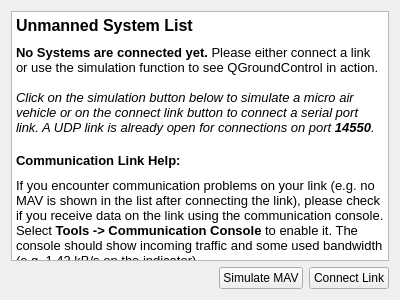
Before: the Qt Designer form src/ui/uas/QGCUnconnectedInfoWidget.ui in mavlink/qgroundcontrol, drawn with Qt 5.
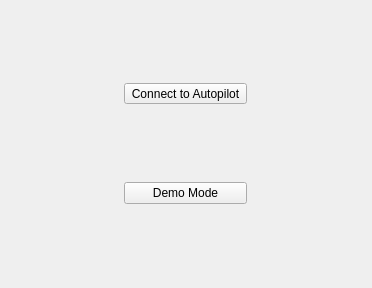
After: the same form once the commit is applied. Icons and pictures are not drawn.

```diff
--- a/src/ui/uas/QGCUnconnectedInfoWidget.ui
+++ b/src/ui/uas/QGCUnconnectedInfoWidget.ui
@@ -6,75 +6,47 @@
    <rect>
     <x>0</x>
     <y>0</y>
-    <width>400</width>
-    <height>300</height>
+    <width>372</width>
+    <height>288</height>
    </rect>
   </property>
   <property name="windowTitle">
    <string>Form</string>
   </property>
-  <layout class="QGridLayout" name="gridLayout">
-   <item row="0" column="0" colspan="3">
-    <widget class="QTextEdit" name="textEdit">
-     <property name="verticalScrollBarPolicy">
-      <enum>Qt::ScrollBarAlwaysOff</enum>
-     </property>
-     <property name="horizontalScrollBarPolicy">
-      <enum>Qt::ScrollBarAlwaysOff</enum>
-     </property>
-     <property name="autoFormatting">
-      <set>QTextEdit::AutoAll</set>
-     </property>
-     <property name="undoRedoEnabled">
-      <bool>false</bool>
-     </property>
-     <property name="readOnly">
-      <bool>true</bool>
-     </property>
-     <property name="html">
-      <string>&lt;!DOCTYPE HTML PUBLIC &quot;-//W3C//DTD HTML 4.0//EN&quot; &quot;http://www.w3.org/TR/REC-html40/strict.dtd&quot;&gt;
-&lt;html&gt;&lt;head&gt;&lt;meta name=&quot;qrichtext&quot; content=&quot;1&quot; /&gt;&lt;style type=&quot;text/css&quot;&gt;
-p, li { white-space: pre-wrap; }
-&lt;/style&gt;&lt;/head&gt;&lt;body style=&quot; font-family:'Ubuntu'; font-size:11pt; font-weight:400; font-style:normal;&quot;&gt;
-&lt;table border=&quot;0&quot; style=&quot;-qt-table-type: root; margin-top:4px; margin-bottom:4px; margin-left:4px; margin-right:4px;&quot;&gt;
-&lt;tr&gt;
-&lt;td style=&quot;border: none;&quot;&gt;
-&lt;p style=&quot; margin-top:0px; margin-bottom:0px; margin-left:0px; margin-right:0px; -qt-block-indent:0; text-indent:0px;&quot;&gt;&lt;span style=&quot; font-size:12pt; font-weight:600;&quot;&gt;Unmanned System List&lt;/span&gt;&lt;/p&gt;
-&lt;p style=&quot;-qt-paragraph-type:empty; margin-top:0px; margin-bottom:0px; margin-left:0px; margin-right:0px; -qt-block-indent:0; text-indent:0px; font-size:6pt; font-weight:600;&quot;&gt;&lt;/p&gt;
-&lt;p style=&quot; margin-top:0px; margin-bottom:0px; margin-left:0px; margin-right:0px; -qt-block-indent:0; text-indent:0px;&quot;&gt;&lt;span style=&quot; font-size:10pt; font-weight:600;&quot;&gt;No Systems are connected yet.&lt;/span&gt;&lt;span style=&quot; font-size:10pt;&quot;&gt; Please either connect a link or use the simulation function to see QGroundControl in action.&lt;/span&gt;&lt;/p&gt;
-&lt;p style=&quot;-qt-paragraph-type:empty; margin-top:0px; margin-bottom:0px; margin-left:0px; margin-right:0px; -qt-block-indent:0; text-indent:0px; font-size:10pt;&quot;&gt;&lt;/p&gt;
-&lt;p style=&quot; margin-top:0px; margin-bottom:0px; margin-left:0px; margin-right:0px; -qt-block-indent:0; text-indent:0px;&quot;&gt;&lt;span style=&quot; font-size:10pt; font-style:italic;&quot;&gt;Click on the simulation button below to simulate a micro air vehicle or on the connect link button to connect a serial port link. A UDP link is already open for connections on port &lt;/span&gt;&lt;span style=&quot; font-size:10pt; font-weight:600; font-style:italic;&quot;&gt;14550&lt;/span&gt;&lt;span style=&quot; font-size:10pt; font-style:italic;&quot;&gt;.&lt;/span&gt;&lt;/p&gt;
-&lt;p style=&quot;-qt-paragraph-type:empty; margin-top:0px; margin-bottom:0px; margin-left:0px; margin-right:0px; -qt-block-indent:0; text-indent:0px; font-style:italic;&quot;&gt;&lt;/p&gt;
-&lt;p style=&quot; margin-top:0px; margin-bottom:0px; margin-left:0px; margin-right:0px; -qt-block-indent:0; text-indent:0px;&quot;&gt;&lt;span style=&quot; font-size:10pt; font-weight:600;&quot;&gt;Communication Link Help:&lt;/span&gt;&lt;/p&gt;
-&lt;p style=&quot;-qt-paragraph-type:empty; margin-top:0px; margin-bottom:0px; margin-left:0px; margin-right:0px; -qt-block-indent:0; text-indent:0px; font-size:6pt; font-style:italic;&quot;&gt;&lt;/p&gt;
-&lt;p style=&quot; margin-top:0px; margin-bottom:0px; margin-left:0px; margin-right:0px; -qt-block-indent:0; text-indent:0px;&quot;&gt;&lt;span style=&quot; font-size:10pt;&quot;&gt;If you encounter communication problems on your link (e.g. no MAV is shown in the list after connecting the link), please check if you receive data on the link using the communication console. Select &lt;/span&gt;&lt;span style=&quot; font-size:10pt; font-weight:600;&quot;&gt;Tools -&amp;gt; Communication Console&lt;/span&gt;&lt;span style=&quot; font-size:10pt;&quot;&gt; to enable it. The console should show incoming traffic and some used bandwidth (e.g. 1.43 kB/s on the indicator).&lt;/span&gt;&lt;/p&gt;&lt;/td&gt;&lt;/tr&gt;&lt;/table&gt;&lt;/body&gt;&lt;/html&gt;</string>
-     </property>
-    </widget>
-   </item>
+  <layout class="QGridLayout" name="gridLayout" rowstretch="100,1">
    <item row="1" column="0">
-    <spacer name="horizontalSpacer">
-     <property name="orientation">
-      <enum>Qt::Horizontal</enum>
-     </property>
-     <property name="sizeHint" stdset="0">
-      <size>
-       <width>40</width>
-       <height>20</height>
-      </size>
-     </property>
-    </spacer>
-   </item>
-   <item row="1" column="1">
     <widget class="QPushButton" name="simulationButton">
      <property name="text">
-      <string>Simulate MAV</string>
+      <string>Demo Mode</string>
      </property>
     </widget>
    </item>
-   <item row="1" column="2">
-    <widget class="QPushButton" name="connectButton">
+   <item row="0" column="0">
+    <widget class="QToolButton" name="connectButton">
+     <property name="minimumSize">
+      <size>
+       <width>0</width>
+       <height>0</height>
+      </size>
+     </property>
+     <property name="styleSheet">
+      <string notr="true"/>
+     </property>
      <property name="text">
-      <string>Connect Link</string>
+      <string>Connect to Autopilot</string>
+     </property>
+     <property name="icon">
+      <iconset resource="../../../qgroundcontrol.qrc">
+       <normaloff>:/files/images/devices/network-wireless.svg</normaloff>:/files/images/devices/network-wireless.svg</iconset>
+     </property>
+     <property name="iconSize">
+      <size>
+       <width>180</width>
+       <height>200</height>
+      </size>
+     </property>
+     <property name="toolButtonStyle">
+      <enum>Qt::ToolButtonTextUnderIcon</enum>
      </property>
     </widget>
    </item>
```
Left out of the diff: 4 changed lines with no effect on the pictures.
